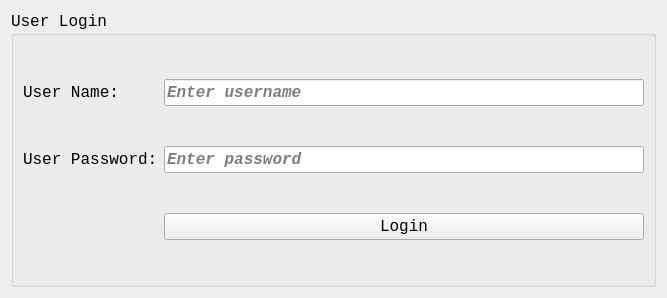
First picture: the form in login.ui, repository mostafa20223/Clinical_Project, before the edit.
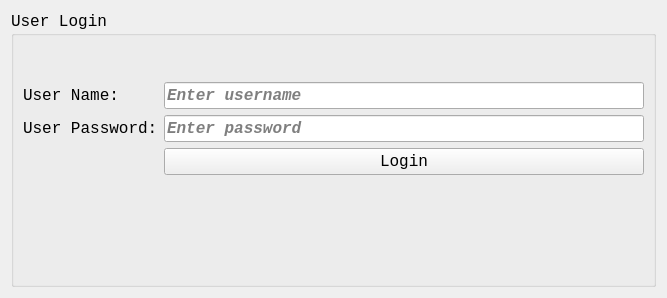
Second picture: the form after the edit.

```diff
--- a/login.ui
+++ b/login.ui
@@ -30,6 +30,8 @@
      <property name="title">
       <string>User Login</string>
      </property>
+     <layout class="QGridLayout" name="gridLayout_3">
+      <item row="0" column="0">
      <layout class="QGridLayout" name="gridLayout">
       <item row="0" column="0">
        <widget class="QLabel" name="UserName">
@@ -105,8 +107,16 @@
         </property>
        </widget>
       </item>
-      <item row="2" column="0">
+       </layout>
+      </item>
+      <item row="1" column="0">
        <widget class="QLabel" name="login_failed">
+        <property name="sizePolicy">
+         <sizepolicy hsizetype="Preferred" vsizetype="Fixed">
+          <horstretch>0</horstretch>
+          <verstretch>0</verstretch>
+         </sizepolicy>
+        </property>
         <property name="text">
          <string/>
         </property>
```
Lines whose indentation alone changed are shown as unchanged.
